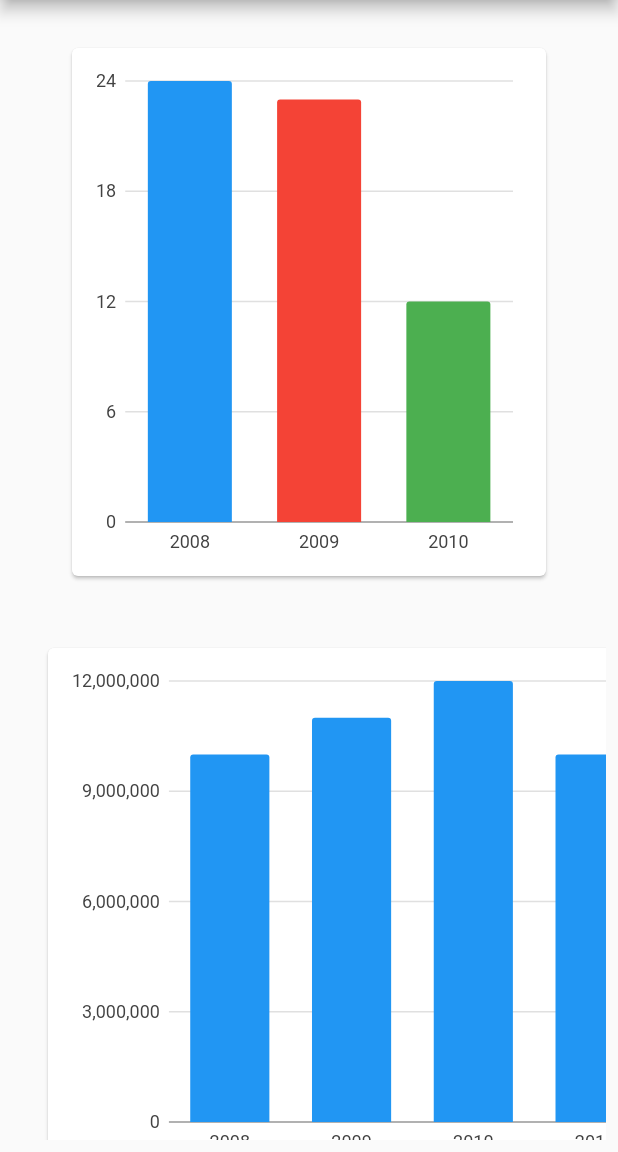
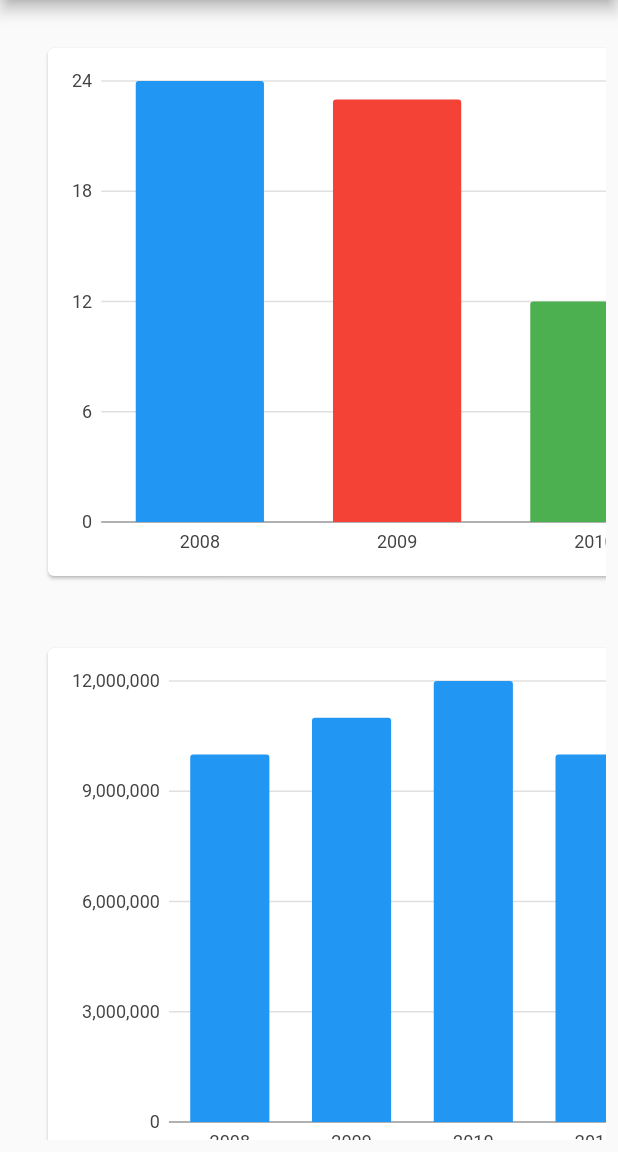
Before and after one commit to vald3nir/Smart-Energy-App, a Flutter app: the screen it shows after launch, on a phone screen of 412 x 824 dp, the part 84-1236 px from its top. Run offline on Flutter 3.47's test engine with Material 2 defaults, Android fonts, the phone set to English and light mode, and no system bars; our stand-ins replace charts_flutter.

Commit message:
fix width

```diff
--- a/flutter_app/lib/src/views/daily_consumption/daily_consumption_page.dart
+++ b/flutter_app/lib/src/views/daily_consumption/daily_consumption_page.dart
@@ -26,6 +26,7 @@ class DailyConsumptionPage extends StatelessWidget {
       scrollDirection: Axis.horizontal,
       child: Container(
         height: 400,
+        width: 500,
         padding: const EdgeInsets.all(20),
         child: Card(
           child: Padding(
```
